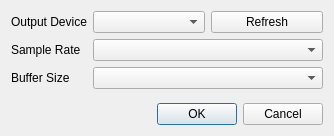
The window that app/audiosettingsdialog.ui (BLumia/pineapple-midi-player) describes before a commit, drawn with Qt 5.
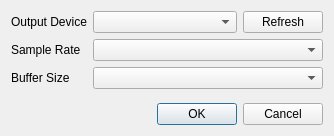
The same window after the commit. Icons and pictures are not drawn.

Commit message: audiosettingsdlg: tweak UI width

What changed in the file:
```diff
--- a/app/audiosettingsdialog.ui
+++ b/app/audiosettingsdialog.ui
@@ -48,15 +48,27 @@
        <item>
         <widget class="QComboBox" name="deviceCombo">
          <property name="sizePolicy">
-          <sizepolicy hsizetype="Preferred" vsizetype="Fixed">
+          <sizepolicy hsizetype="Ignored" vsizetype="Fixed">
            <horstretch>0</horstretch>
            <verstretch>0</verstretch>
           </sizepolicy>
          </property>
+         <property name="minimumSize">
+          <size>
+           <width>0</width>
+           <height>0</height>
+          </size>
+         </property>
         </widget>
        </item>
        <item>
         <widget class="QPushButton" name="refreshDevicesButton">
+         <property name="sizePolicy">
+          <sizepolicy hsizetype="Fixed" vsizetype="Fixed">
+           <horstretch>0</horstretch>
+           <verstretch>0</verstretch>
+          </sizepolicy>
+         </property>
          <property name="text">
           <string>Refresh</string>
          </property>
```
Left out of the diff: 9 changed lines with no effect on the pictures.
